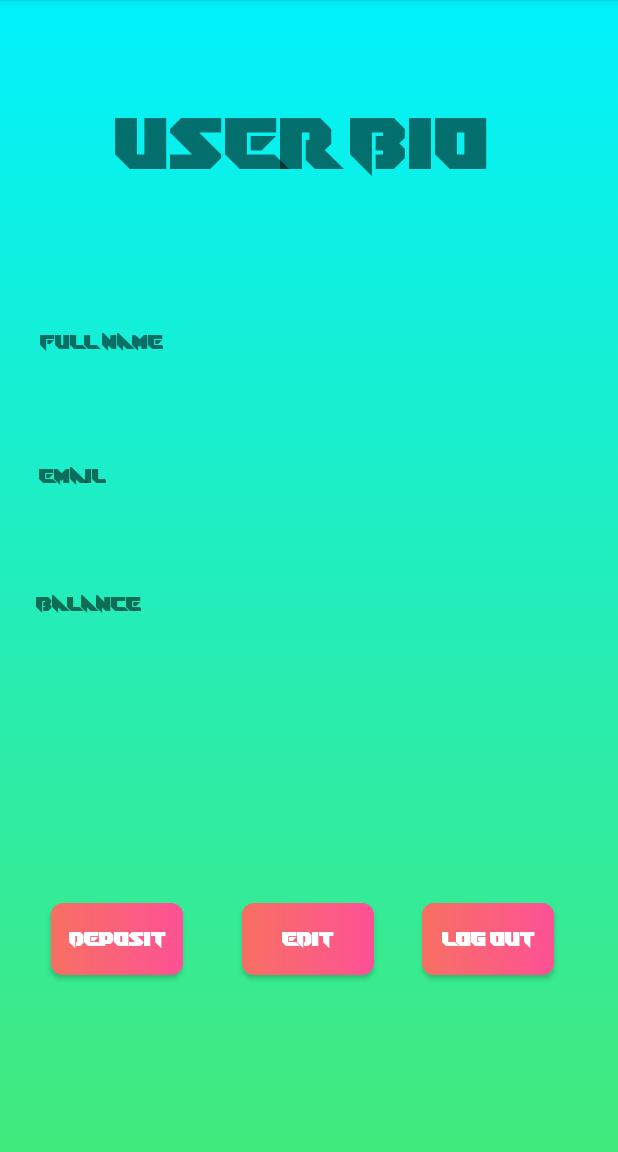
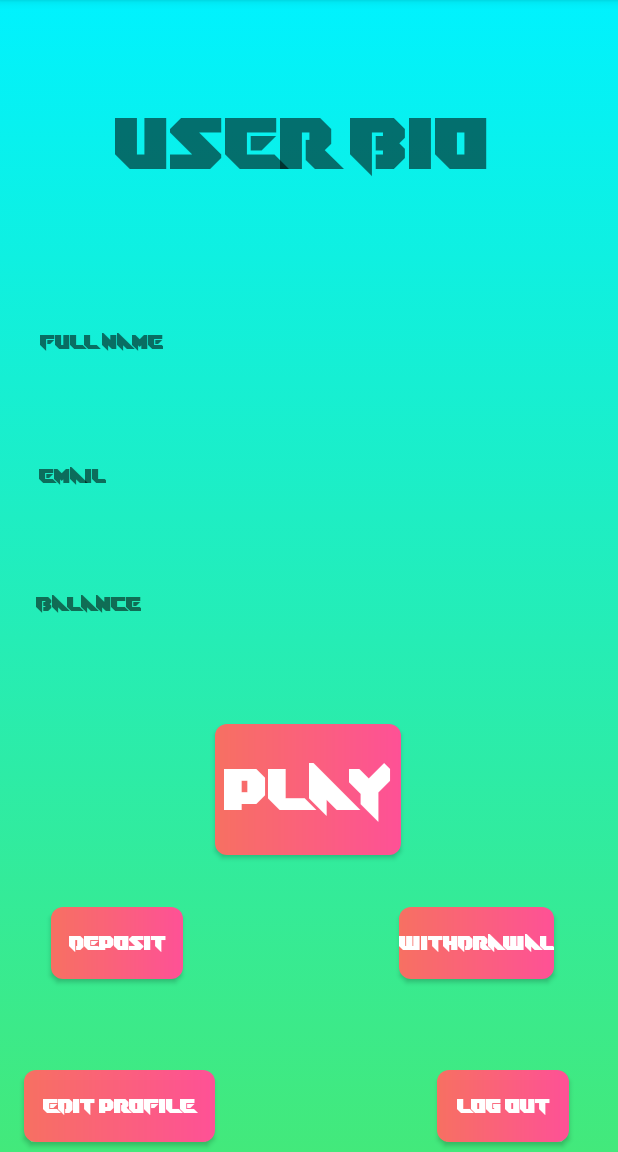
Before and after one commit to bar-schtalman/Roulette-_app, an Android app: the user_bio screen opened directly, with no data from a screen before it, on a phone screen of 412 x 824 dp, the part 84-1236 px from its top. Run offline under Robolectric (Android 15) with nearby library versions, the phone set to English and light mode, and no system bars; our stand-ins replace Firebase (no records; nobody signed in at launch, a user with empty details on screens opened directly).

Commit message:
added edit profile option

```diff
--- a/app/src/main/AndroidManifest.xml
+++ b/app/src/main/AndroidManifest.xml
@@ -9,6 +9,9 @@
         android:roundIcon="@mipmap/ic_launcher_round"
         android:supportsRtl="true"
         android:theme="@style/Theme.Roulette">
+        <activity
+            android:name=".Table"
+            android:exported="false" />
         <activity
             android:name=".EditProfile"
             android:exported="false" />
--- a/app/src/main/java/com/example/roulette/User.java
+++ b/app/src/main/java/com/example/roulette/User.java
@@ -1,13 +1,14 @@
 package com.example.roulette;
 
 public class User {
-    public String email, full_name, balance;
+    public String email, full_name, balance, password;
 
     public User(){}
 
-    public User(String full_name,  String email,String balance){
+    public User(String full_name,  String email,String password){
         this.full_name = full_name;
         this.email = email;
+        this.password = password;
         this.balance = "0";
     }
 
--- a/app/src/main/java/com/example/roulette/deposit.java
+++ b/app/src/main/java/com/example/roulette/deposit.java
@@ -4,6 +4,7 @@ import androidx.annotation.NonNull;
 import androidx.appcompat.app.AppCompatActivity;
 
 import android.app.Activity;
+import android.content.Intent;
 import android.os.Bundle;
 import android.view.View;
 import android.widget.Button;
@@ -79,6 +80,8 @@ public class deposit extends AppCompatActivity {
                             String user_balance = user1.balance;
                             Long newAmount = Long.parseLong(user_balance) + Long.parseLong(c_amount);
                             reference.child(UserID).child("balance").setValue(String.valueOf(newAmount));
+                            Toast.makeText(deposit.this,"success! "+c_amount+"$ has been added to your account",Toast.LENGTH_LONG).show();
+                            startActivity(new Intent(deposit.this,user_bio.class));
                         }
                     }
 
--- a/app/src/main/res/layout/activity_deposit.xml
+++ b/app/src/main/res/layout/activity_deposit.xml
@@ -16,6 +16,7 @@
         android:hint="CREDIT CARD NUMBER"
         android:inputType="numberSigned"
         android:textAlignment="center"
+        android:maxLength="16"
         app:layout_constraintBottom_toBottomOf="parent"
         app:layout_constraintEnd_toEndOf="parent"
         app:layout_constraintStart_toStartOf="parent"
@@ -28,6 +29,7 @@
         android:layout_height="45dp"
         android:ems="10"
         android:hint="MM"
+        android:maxLength="2"
         android:inputType="numberSigned"
         android:textAlignment="center"
         app:layout_constraintBottom_toBottomOf="parent"
@@ -44,6 +46,7 @@
         android:layout_height="44dp"
         android:ems="10"
         android:hint="YY"
+        android:maxLength="2"
         android:inputType="numberSigned"
         android:textAlignment="center"
         app:layout_constraintBottom_toBottomOf="parent"
--- a/app/src/main/res/layout/activity_user_bio.xml
+++ b/app/src/main/res/layout/activity_user_bio.xml
@@ -32,19 +32,20 @@
         android:textColor="#FFFFFF"
         app:layout_constraintBottom_toBottomOf="parent"
         app:layout_constraintEnd_toEndOf="parent"
-        app:layout_constraintHorizontal_bias="0.869"
+        app:layout_constraintHorizontal_bias="0.9"
         app:layout_constraintStart_toStartOf="parent"
         app:layout_constraintTop_toBottomOf="@+id/textView"
-        app:layout_constraintVertical_bias="0.802"
+        app:layout_constraintVertical_bias="0.989"
         app:strokeColor="#F61010" />
 
     <androidx.appcompat.widget.AppCompatButton
-        android:id="@+id/editProfile"
-        android:layout_width="wrap_content"
-        android:layout_height="wrap_content"
+        android:id="@+id/play"
+        android:layout_width="124dp"
+        android:layout_height="87dp"
         android:background="@drawable/costume_button"
         android:fontFamily="@font/spike_speak_straight"
-        android:text="Edit"
+        android:text="play"
+        android:textSize="40dp"
 
         android:textColor="#FFFFFF"
         app:layout_constraintBottom_toBottomOf="parent"
@@ -52,7 +53,41 @@
         app:layout_constraintHorizontal_bias="0.498"
         app:layout_constraintStart_toStartOf="parent"
         app:layout_constraintTop_toBottomOf="@+id/textView"
-        app:layout_constraintVertical_bias="0.802"
+        app:layout_constraintVertical_bias="0.644"
+        app:strokeColor="#F61010" />
+
+    <androidx.appcompat.widget.AppCompatButton
+        android:id="@+id/withdrawal"
+        android:layout_width="wrap_content"
+        android:layout_height="wrap_content"
+        android:background="@drawable/costume_button"
+        android:fontFamily="@font/spike_speak_straight"
+        android:text="withdrawal"
+
+        android:textColor="#FFFFFF"
+        app:layout_constraintBottom_toBottomOf="parent"
+        app:layout_constraintEnd_toEndOf="parent"
+        app:layout_constraintHorizontal_bias="0.862"
+        app:layout_constraintStart_toStartOf="parent"
+        app:layout_constraintTop_toBottomOf="@+id/textView"
+        app:layout_constraintVertical_bias="0.806"
+        app:strokeColor="#F61010" />
+
+    <androidx.appcompat.widget.AppCompatButton
+        android:id="@+id/editProfile"
+        android:layout_width="127dp"
+        android:layout_height="48dp"
+        android:background="@drawable/costume_button"
+        android:fontFamily="@font/spike_speak_straight"
+        android:text="Edit profile"
+
+        android:textColor="#FFFFFF"
+        app:layout_constraintBottom_toBottomOf="parent"
+        app:layout_constraintEnd_toEndOf="parent"
+        app:layout_constraintHorizontal_bias="0.056"
+        app:layout_constraintStart_toStartOf="parent"
+        app:layout_constraintTop_toBottomOf="@+id/textView"
+        app:layout_constraintVertical_bias="0.989"
         app:strokeColor="#F61010" />
 
     <TextView
@@ -155,6 +190,6 @@
         app:layout_constraintHorizontal_bias="0.105"
         app:layout_constraintStart_toStartOf="parent"
         app:layout_constraintTop_toBottomOf="@+id/textView"
-        app:layout_constraintVertical_bias="0.802"
+        app:layout_constraintVertical_bias="0.806"
         app:strokeColor="#F61010" />
 </androidx.constraintlayout.widget.ConstraintLayout>
```
Also changed, not shown: app/src/main/java/com/example/roulette/EditProfile.java (+67 -13 lines), app/src/main/java/com/example/roulette/Table.java (added, +14 -0 lines), app/src/main/java/com/example/roulette/register.java (+13 -2 lines), app/src/main/res/layout/activity_edit_profile.xml (+17 -3 lines), app/src/main/res/layout/activity_table.xml (added, +9 -0 lines).
